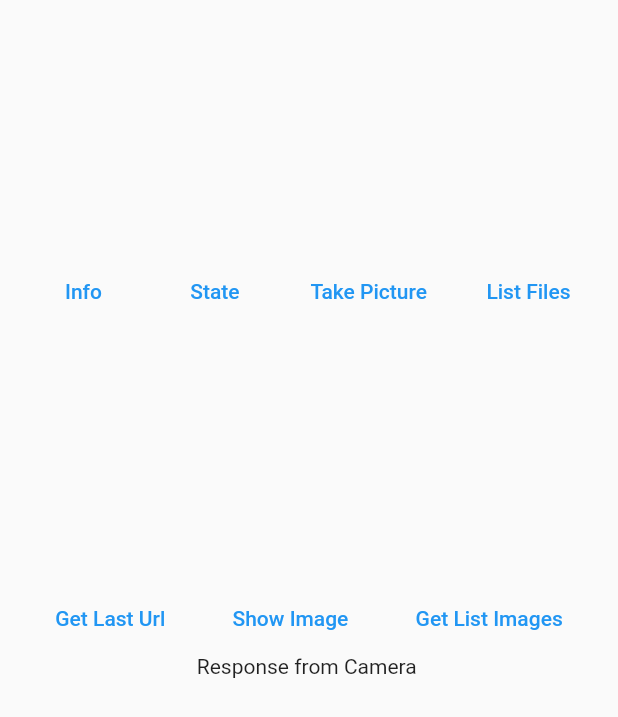
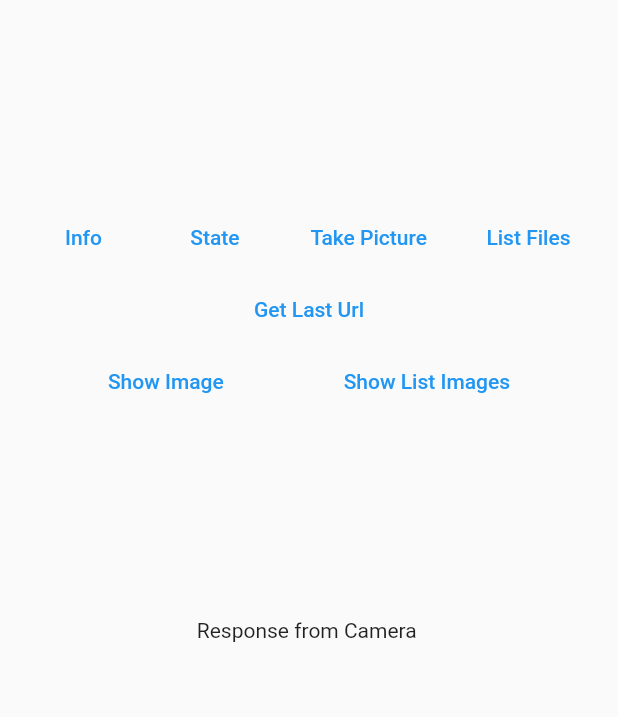
Before and after one commit to caitlynbakery/theta_x_bloc, a Flutter app: the screen it shows after launch, on a phone screen of 412 x 824 dp. Shown: the top 717 px of the screen. Run offline on Flutter 3.47's test engine with Material 2 defaults, Android fonts, the phone set to English and light mode, and no system bars; our stand-ins replace bloc, equatable, flutter_bloc; missing offline and left inert: dart:ffi.

```diff
--- a/lib/blocs/theta/theta_event.dart
+++ b/lib/blocs/theta/theta_event.dart
@@ -21,3 +21,5 @@ class GetLastUrlEvent extends ThetaEvent {}
 class ShowImageEvent extends ThetaEvent {}
 
 class GetListImagesEvent extends ThetaEvent {}
+
+class ShowListImagesEvent extends ThetaEvent {}
--- a/lib/blocs/theta/theta_state.dart
+++ b/lib/blocs/theta/theta_state.dart
@@ -4,10 +4,19 @@ part of 'theta_bloc.dart';
 class ThetaState extends Equatable {
   final String message;
   final bool showImage;
+  final bool showList;
+  final bool showMessage;
   final String lastImageUrl;
+  final List<String> urlList;
+  static const List<String> emptyList = [];
 
   const ThetaState(
-      {required this.message, this.showImage = false, this.lastImageUrl = ""});
+      {required this.message,
+      this.showMessage = true,
+      this.showImage = false,
+      this.showList = false,
+      this.lastImageUrl = "",
+      this.urlList = emptyList});
 
   factory ThetaState.initial() => ThetaState(message: "Response from Camera");
 
--- a/lib/main.dart
+++ b/lib/main.dart
@@ -1,6 +1,8 @@
 import 'package:flutter/material.dart';
 import 'package:theta_bloc_app/blocs/theta/theta_bloc.dart';
 import 'package:flutter_bloc/flutter_bloc.dart';
+
+import 'view/response_window/response_window.dart';
 
 void main() {
   runApp(const MyApp());
@@ -21,57 +23,83 @@ class MyApp extends StatelessWidget {
                 children: [
                   Expanded(
                       flex: 4,
-                    child: Row(
+                      child: Column(
+                        mainAxisAlignment: MainAxisAlignment.center,
+                        children: [
+                          Row(
                             mainAxisAlignment: MainAxisAlignment.spaceEvenly,
                             children: [
                               TextButton(
                                   onPressed: () {
-                              context.read<ThetaBloc>().add(GetInfoEvent());
+                                    context
+                                        .read<ThetaBloc>()
+                                        .add(GetInfoEvent());
                                   },
                                   child: const Text("Info")),
                               TextButton(
                                   onPressed: () {
-                              context.read<ThetaBloc>().add(GetStateEvent());
+                                    context
+                                        .read<ThetaBloc>()
+                                        .add(GetStateEvent());
                                   },
                                   child: const Text("State")),
                               TextButton(
                                   onPressed: () {
-                              context.read<ThetaBloc>().add(PictureEvent());
+                                    context
+                                        .read<ThetaBloc>()
+                                        .add(PictureEvent());
                                   },
                                   child: const Text("Take Picture")),
                               TextButton(
                                   onPressed: () {
-                              context.read<ThetaBloc>().add(ListFilesEvent());
+                                    context
+                                        .read<ThetaBloc>()
+                                        .add(ListFilesEvent());
                                   },
                                   child: const Text("List Files")),
                             ],
-                    ),
                           ),
                           Row(
                             mainAxisAlignment: MainAxisAlignment.spaceEvenly,
                             children: [
                               TextButton(
                                   onPressed: () {
-                            context.read<ThetaBloc>().add(GetLastUrlEvent());
+                                    context
+                                        .read<ThetaBloc>()
+                                        .add(GetLastUrlEvent());
                                   },
                                   child: const Text("Get Last Url")),
+                              // TextButton(
+                              //     onPressed: () {
+                              //       context
+                              //           .read<ThetaBloc>()
+                              //           .add(GetListImagesEvent());
+                              //     },
+                              //     child: const Text("Get List Images")),
+                            ],
+                          ),
+                          Row(
+                            mainAxisAlignment: MainAxisAlignment.spaceEvenly,
+                            children: [
                               TextButton(
                                   onPressed: () {
-                            context.read<ThetaBloc>().add(ShowImageEvent());
+                                    context
+                                        .read<ThetaBloc>()
+                                        .add(ShowImageEvent());
                                   },
                                   child: const Text("Show Image")),
                               TextButton(
                                   onPressed: () {
-                            context.read<ThetaBloc>().add(GetListImagesEvent());
+                                    context
+                                        .read<ThetaBloc>()
+                                        .add(ShowListImagesEvent());
                                   },
-                          child: const Text("Get List Images")),
+                                  child: const Text("Show List Images")),
                             ],
                           ),
-                  Expanded(
-                      flex: 4,
-                      child: state.showImage
-                          ? Image.network(state.lastImageUrl)
-                          : SelectableText(state.message)),
+                        ],
+                      )),
+                  Expanded(flex: 4, child: ResponseWindow()),
                 ],
               );
             },
--- /dev/null
+++ b/lib/view/response_window/response_window.dart
@@ -0,0 +1,29 @@
+import 'package:flutter/material.dart';
+import 'package:flutter_bloc/flutter_bloc.dart';
+
+import '../../blocs/theta/theta_bloc.dart';
+
+class ResponseWindow extends StatelessWidget {
+  const ResponseWindow({
+    Key? key,
+  }) : super(key: key);
+
+  @override
+  Widget build(BuildContext context) {
+    return BlocBuilder<ThetaBloc, ThetaState>(
+      builder: (context, state) {
+        if (context.watch<ThetaBloc>().state.showImage) {
+          print('show image');
+          return Image.network(state.lastImageUrl);
+        } else if (context.watch<ThetaBloc>().state.showList) {
+          print('show list of images');
+          return Text('This will be image list');
+        } else if (context.watch<ThetaBloc>().state.showMessage) {
+          return SelectableText(state.message);
+        } else {
+          return Text('camera response');
+        }
+      },
+    );
+  }
+}
```
Also changed, not shown: lib/blocs/theta/theta_bloc.dart (+31 -1 lines). Lines whose indentation alone changed are shown as unchanged.
